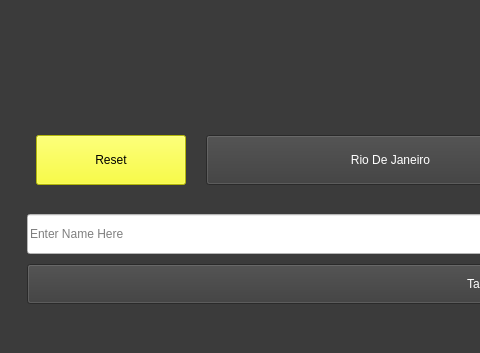
First picture: the form in Form/main_window.ui, repository joelmakes/FilterMe, before the edit; both pictures show x 0 to 480 and y 547 to 900 of the 1000 by 900 pixel window.
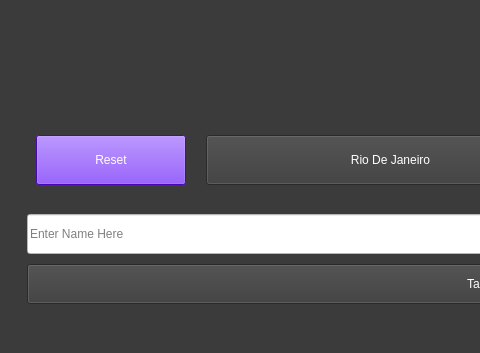
Second picture: the form after the edit. The open tabs and pages were chosen to show the change.

Commit message: Changed reset button color  to purple

The edit to the form file:
```diff
--- a/Form/main_window.ui
+++ b/Form/main_window.ui
@@ -41,8 +41,8 @@
   </property>
   <property name="iconSize">
    <size>
-    <width>32</width>
-    <height>32</height>
+    <width>120</width>
+    <height>120</height>
    </size>
   </property>
   <property name="tabShape">
@@ -64,6 +64,10 @@
       <property name="autoFillBackground">
        <bool>false</bool>
       </property>
+      <property name="styleSheet">
+       <string notr="true">background-color: rgb(59, 59, 59);
+</string>
+      </property>
       <property name="currentIndex">
        <number>1</number>
       </property>
@@ -176,8 +180,9 @@
                    </size>
                   </property>
                   <property name="styleSheet">
-                   <string notr="true">background-color: rgb(249, 255, 12);
-color: rgb(0, 0, 0);
+                   <string notr="true">
+background-color: rgb(99, 10, 255);
+color: rgb(255, 255, 255);
 font: 12pt &quot;Segoe UI&quot;;</string>
                   </property>
                   <property name="text">
```
Left out of the diff: 4 changed lines with no effect on the pictures.
